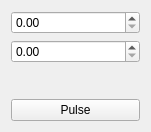
Before: the Qt Designer form software/voltamp/src/single_pulse_wnd.ui in z80/voltamper, drawn with Qt 5.
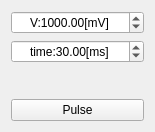
After: the same form once the commit is applied.

Diff of the .ui file:
```diff
--- a/software/voltamp/src/single_pulse_wnd.ui
+++ b/software/voltamp/src/single_pulse_wnd.ui
@@ -15,10 +15,48 @@
   </property>
   <layout class="QVBoxLayout" name="verticalLayout">
    <item>
-    <widget class="QDoubleSpinBox" name="volt"/>
+    <widget class="QDoubleSpinBox" name="volt">
+     <property name="locale">
+      <locale language="C" country="AnyCountry"/>
+     </property>
+     <property name="alignment">
+      <set>Qt::AlignCenter</set>
+     </property>
+     <property name="prefix">
+      <string>V:</string>
+     </property>
+     <property name="suffix">
+      <string>[mV]</string>
+     </property>
+     <property name="minimum">
+      <double>-12000.000000000000000</double>
+     </property>
+     <property name="maximum">
+      <double>12000.000000000000000</double>
+     </property>
+     <property name="value">
+      <double>1000.000000000000000</double>
+     </property>
+    </widget>
    </item>
    <item>
-    <widget class="QDoubleSpinBox" name="duration"/>
+    <widget class="QDoubleSpinBox" name="duration">
+     <property name="alignment">
+      <set>Qt::AlignCenter</set>
+     </property>
+     <property name="prefix">
+      <string>time:</string>
+     </property>
+     <property name="suffix">
+      <string>[ms]</string>
+     </property>
+     <property name="maximum">
+      <double>100000.000000000000000</double>
+     </property>
+     <property name="value">
+      <double>30.000000000000000</double>
+     </property>
+    </widget>
    </item>
    <item>
     <spacer name="verticalSpacer">
```
